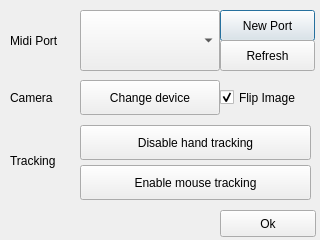
Qt form code/Hadrien/MDMA/src/UI/configwindow.ui (Amxx/MDMA) before a commit.
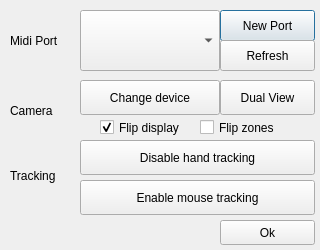
The same form after that commit. Icons and pictures are not drawn.

Commit message: debut de l'implementation seconde fenetre / flip zones

Diff of the .ui file:
```diff
--- a/code/Hadrien/MDMA/src/UI/configwindow.ui
+++ b/code/Hadrien/MDMA/src/UI/configwindow.ui
@@ -7,7 +7,7 @@
     <x>0</x>
     <y>0</y>
     <width>320</width>
-    <height>240</height>
+    <height>250</height>
    </rect>
   </property>
   <property name="windowTitle">
@@ -60,9 +60,9 @@
    <property name="geometry">
     <rect>
      <x>220</x>
-     <y>210</y>
-     <width>96</width>
-     <height>27</height>
+     <y>220</y>
+     <width>95</width>
+     <height>25</height>
     </rect>
    </property>
    <property name="text">
@@ -75,7 +75,7 @@
      <x>10</x>
      <y>80</y>
      <width>70</width>
-     <height>35</height>
+     <height>61</height>
     </rect>
    </property>
    <property name="text">
@@ -85,14 +85,14 @@
   <widget class="QCheckBox" name="checkBox_flip">
    <property name="geometry">
     <rect>
-     <x>220</x>
-     <y>80</y>
-     <width>95</width>
-     <height>35</height>
+     <x>100</x>
+     <y>115</y>
+     <width>101</width>
+     <height>25</height>
     </rect>
    </property>
    <property name="text">
-    <string>Flip Image</string>
+    <string>Flip display</string>
    </property>
    <property name="checked">
     <bool>true</bool>
@@ -118,7 +118,7 @@
    <property name="geometry">
     <rect>
      <x>10</x>
-     <y>125</y>
+     <y>140</y>
      <width>70</width>
      <height>71</height>
     </rect>
@@ -131,8 +131,8 @@
    <property name="geometry">
     <rect>
      <x>80</x>
-     <y>125</y>
-     <width>231</width>
+     <y>140</y>
+     <width>235</width>
      <height>35</height>
     </rect>
    </property>
@@ -144,8 +144,8 @@
    <property name="geometry">
     <rect>
      <x>80</x>
-     <y>165</y>
-     <width>231</width>
+     <y>180</y>
+     <width>235</width>
      <height>35</height>
     </rect>
    </property>
@@ -169,6 +169,41 @@
     <string>Refresh</string>
    </property>
   </widget>
+  <widget class="QPushButton" name="pushButton_dualdisplay">
+   <property name="geometry">
+    <rect>
+     <x>220</x>
+     <y>80</y>
+     <width>95</width>
+     <height>35</height>
+    </rect>
+   </property>
+   <property name="text">
+    <string>Dual View</string>
+   </property>
+  </widget>
+  <widget class="QCheckBox" name="checkBox_flip_zones">
+   <property name="enabled">
+    <bool>true</bool>
+   </property>
+   <property name="geometry">
+    <rect>
+     <x>200</x>
+     <y>115</y>
+     <width>101</width>
+     <height>25</height>
+    </rect>
+   </property>
+   <property name="text">
+    <string>Flip zones</string>
+   </property>
+   <property name="checked">
+    <bool>false</bool>
+   </property>
+   <property name="tristate">
+    <bool>false</bool>
+   </property>
+  </widget>
  </widget>
  <resources>
   <include location="../ressources.qrc"/>
```
Left out of the diff: 2 changed lines with no effect on the pictures. The commit also changes 11 other files.
